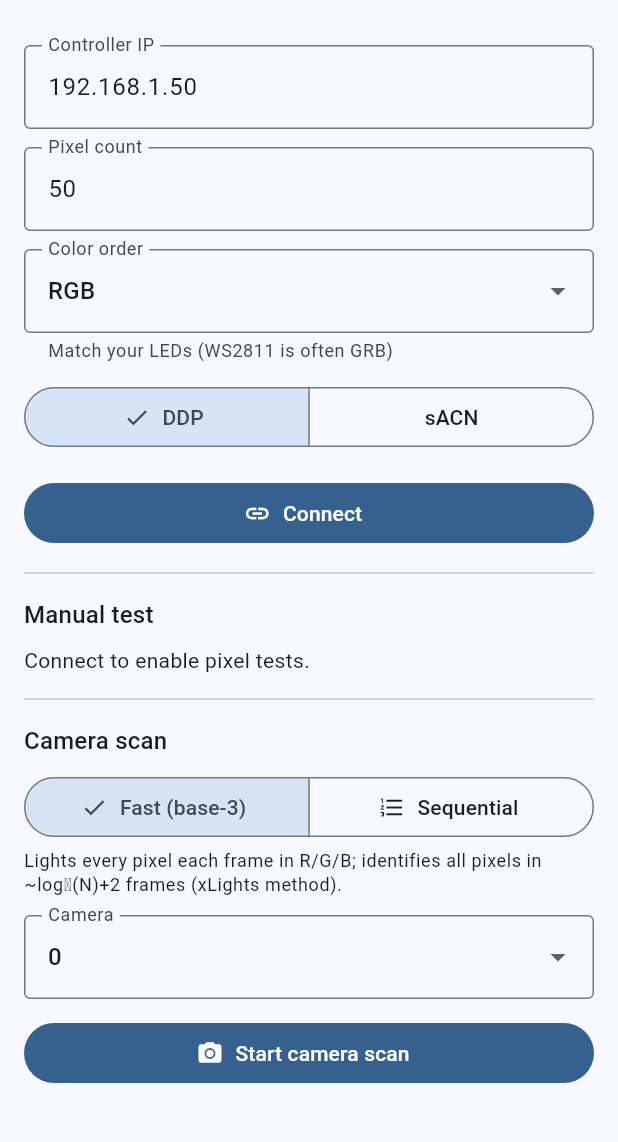
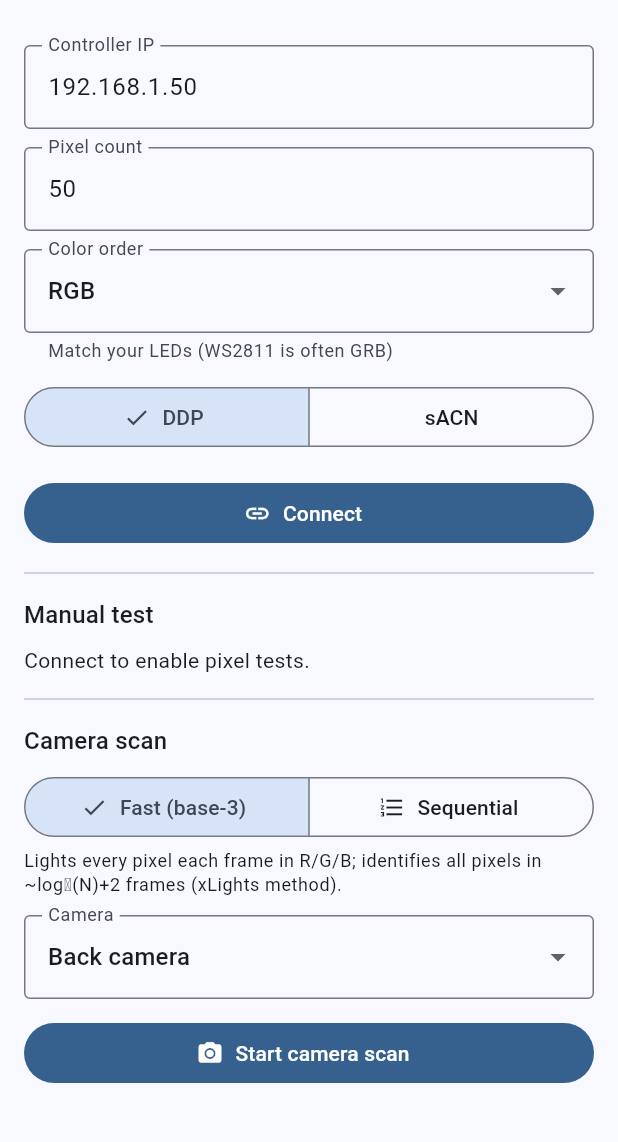
Before and after one commit to computergeek1507/pixel_mapper, a Flutter app: the screen it shows after launch, on a phone screen of 412 x 824 dp, the part 63-1205 px from its top. Run offline on Flutter 3.47's test engine with Material 3 defaults, Android fonts, the phone set to English and light mode, and no system bars; our stand-ins replace camera, shared_preferences; missing offline and left inert: file_saver, media_kit, media_kit_video.

Commit message:
Fix black back-camera preview (lower to 'high'); name the camera dropdown
The veryHigh preset made the back camera's preview come up black on
camera_android_camerax (front worked); 'high' (~720p) renders reliably and
is plenty for the still captures. Also label the camera dropdown by lens
direction (Back/Front camera) since Android reports bare numeric IDs.

Co-Authored-By: Claude Opus 4.8 (1M context) <noreply@anthropic.com>

```diff
--- a/lib/services/camera_source_camera.dart
+++ b/lib/services/camera_source_camera.dart
@@ -30,8 +30,10 @@ class CameraPackageSource implements CameraSource {
 
   CameraPackageSource({
     this.cameraIndex = 0,
-    // Higher resolution so densely-packed LEDs stay separable in the capture.
-    this.resolution = ResolutionPreset.veryHigh,
+    // `high` (≈720p) renders reliably; veryHigh/max made some back-camera
+    // previews come up black on camera_android_camerax. Still plenty of detail
+    // for the scan (we capture stills, not a low-res stream).
+    this.resolution = ResolutionPreset.high,
   });
 
   /// Enumerates available cameras (for a picker in the UI).
--- a/lib/ui/target_setup_page.dart
+++ b/lib/ui/target_setup_page.dart
@@ -1,6 +1,6 @@
 import 'dart:async';
 
-import 'package:camera/camera.dart' show CameraDescription;
+import 'package:camera/camera.dart' show CameraDescription, CameraLensDirection;
 import 'package:flutter/foundation.dart';
 import 'package:flutter/material.dart';
 import 'package:shared_preferences/shared_preferences.dart';
@@ -87,9 +87,15 @@ class _TargetSetupPageState extends State<TargetSetupPage> {
     var name = c.name;
     final lt = name.indexOf(' <');
     if (lt > 0) name = name.substring(0, lt);
-    if (name.startsWith('AvStream')) name = 'Network camera $i (may not open)';
-    if (name.isEmpty) name = 'Camera $i';
-    return name;
+    final dir = switch (c.lensDirection) {
+      CameraLensDirection.back => 'Back',
+      CameraLensDirection.front => 'Front',
+      CameraLensDirection.external => 'External',
+    };
+    if (name.startsWith('AvStream')) return 'Network camera $i (may not open)';
+    // Android reports bare numeric IDs — show the lens direction instead.
+    if (name.isEmpty || int.tryParse(name) != null) return '$dir camera';
+    return '$name ($dir)';
   }
 
   /// Restores the last-used settings so the user doesn't re-enter them.
```
